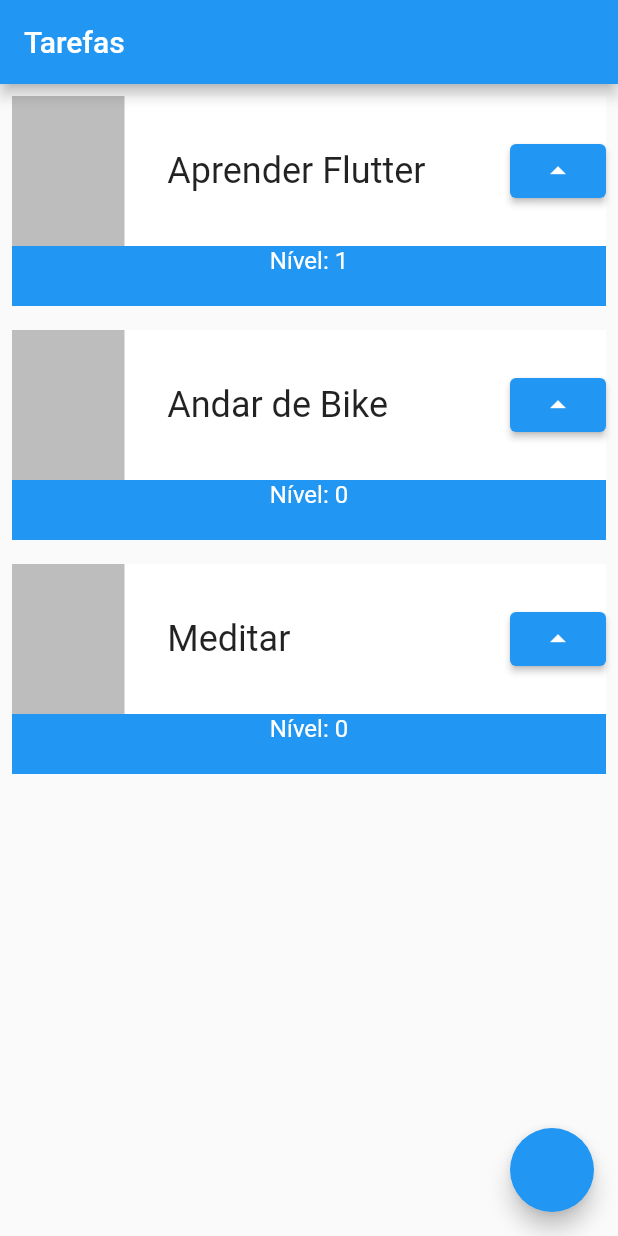
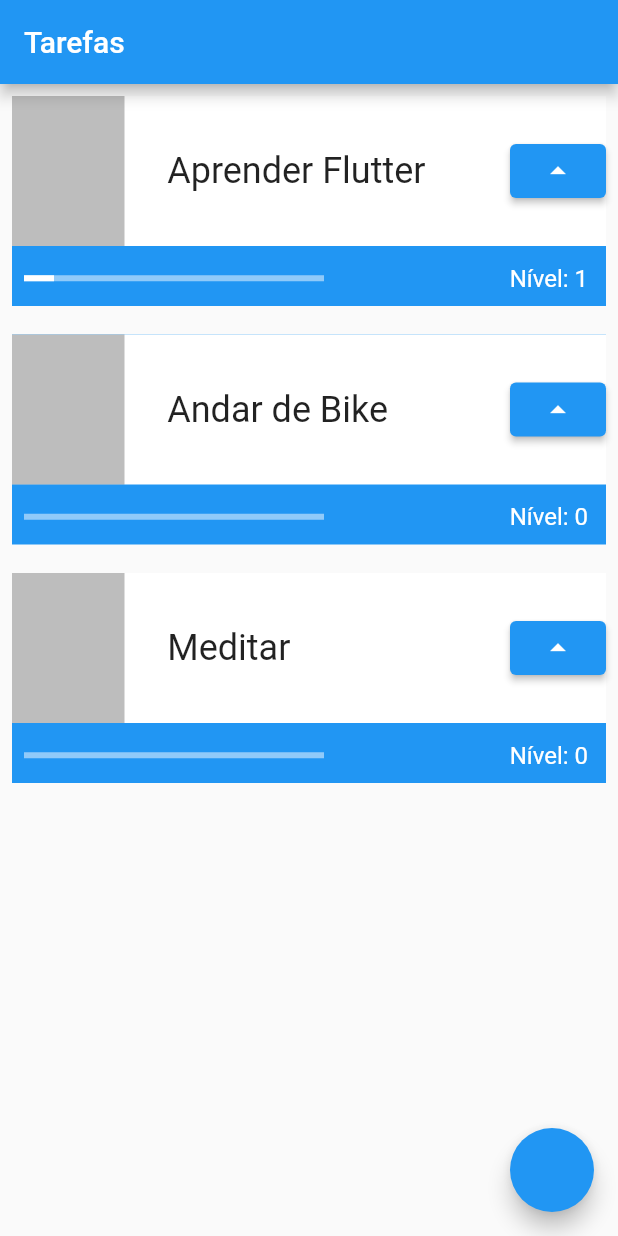
Before and after one commit to Lohuama/Flutter, a Flutter app: the screen it shows after launch, after a tap on the "arrow drop up" icon, on a phone screen of 412 x 824 dp. Run offline on Flutter 3.47's test engine with Material 2 defaults, Android fonts, the phone set to English and light mode, and no system bars.

```diff
--- a/lib/main.dart
+++ b/lib/main.dart
@@ -78,16 +78,33 @@ class _TaskState extends State<Task> {
                           setState(() {
                             nivel++;
                           });
-                          print(nivel);
                         },
                         child: Icon(Icons.arrow_drop_up))
                   ],
                 ),
               ),
-              Text(
-                'Nível: $nivel',
-                style: TextStyle(color: Colors.white, fontSize: 16),
-              )
+              Row(
+                mainAxisAlignment: MainAxisAlignment.spaceBetween,
+                children: [
+                  Padding(
+                    padding: const EdgeInsets.all(8),
+                    child: Container(
+                      child: LinearProgressIndicator(
+                        color: Colors.white,
+                        value: nivel / 10,
+                      ),
+                      width: 200,
+                    ),
+                  ),
+                  Padding(
+                    padding: const EdgeInsets.all(12),
+                    child: Text(
+                      'Nível: $nivel',
+                      style: TextStyle(color: Colors.white, fontSize: 16),
+                    ),
+                  )
+                ],
+              ),
             ]),
           ],
         )));
```
